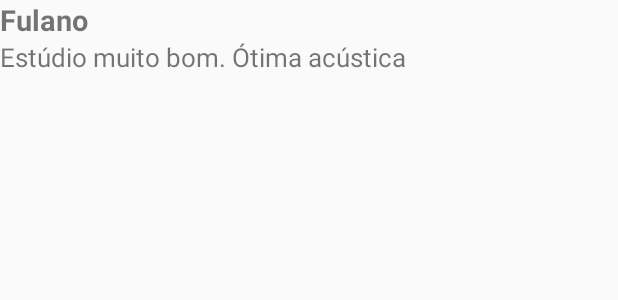
After one commit to liviafonseca/CacaEstudio3, an Android app: the layout layout_lista_comentarios.xml on its own in the app's theme, with its tools: preview values and no code run, on a phone screen of 412 x 824 dp. The commit adds this screen. Shown: the top 300 px of the screen. Run offline under Robolectric (Android 15) with nearby library versions, the phone set to English and light mode, and no system bars.

Commit message:
listar comentários do banco de dados.

```diff
--- a/app/src/main/java/br/com/pos/cacaestudio/activity/AvaliarActivity.java
+++ b/app/src/main/java/br/com/pos/cacaestudio/activity/AvaliarActivity.java
@@ -66,6 +66,11 @@ public class AvaliarActivity extends AppCompatActivity {
                 dao.criarComentario(comentario);
                 dao.close();
 
+                Intent intent = new Intent(AvaliarActivity.this, EstudioActivity.class);
+                intent.putExtra("estudio_selecionado", estudio);
+                intent.putExtra("usuario", usuario);
+                startActivity(intent);
+
             }
         });
     }
--- /dev/null
+++ b/app/src/main/res/layout/layout_lista_comentarios.xml
@@ -0,0 +1,22 @@
+<?xml version="1.0" encoding="utf-8"?>
+<LinearLayout xmlns:android="http://schemas.android.com/apk/res/android"
+    android:orientation="vertical" android:layout_width="match_parent"
+    android:layout_height="match_parent">
+
+
+    <TextView
+        android:id="@+id/comentario_nome"
+        android:layout_width="wrap_content"
+        android:layout_height="wrap_content"
+        android:textSize="19sp"
+        android:textStyle="bold"
+        android:text="Fulano" />
+    <TextView
+        android:id="@+id/comentario_texto"
+        android:layout_width="wrap_content"
+        android:layout_height="wrap_content"
+        android:textSize="17sp"
+        android:layout_marginBottom="10dp"
+        android:text="Estúdio muito bom. Ótima acústica"/>
+
+</LinearLayout>
```
Also changed, not shown: app/src/main/java/br/com/pos/cacaestudio/activity/EstudioActivity.java (+15 -0 lines), app/src/main/java/br/com/pos/cacaestudio/adapter/ComentariosAdapater.java (added, +69 -0 lines), app/src/main/java/br/com/pos/cacaestudio/modelo/dao/ComentarioDAO.java (+5 -5 lines), app/src/main/res/layout/activity_estudio.xml (+3 -26 lines).
